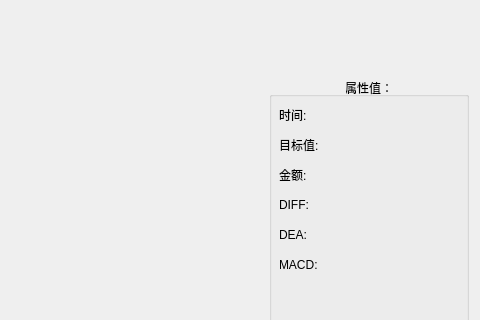
This is chartform.ui in lishengze/QT-study as Qt 5 draws it before an edit; both pictures show x 643 to 1123 and y 118 to 438 of the 1123 by 806 pixel window. The edited form follows.
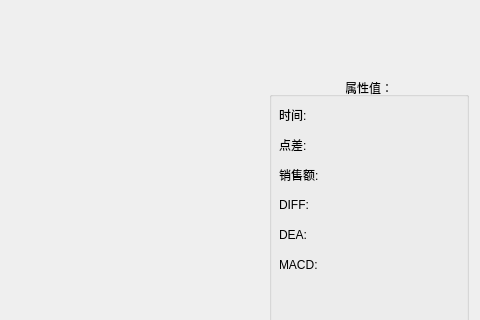
This is the edited form.

```diff
--- a/chartform.ui
+++ b/chartform.ui
@@ -97,7 +97,7 @@
        </size>
       </property>
       <property name="text">
-       <string>目标值:</string>
+       <string>点差:</string>
       </property>
      </widget>
      <widget class="QLabel" name="VotRunover_Label">
@@ -116,7 +116,7 @@
        </size>
       </property>
       <property name="text">
-       <string>金额:</string>
+       <string>销售额:</string>
       </property>
      </widget>
      <widget class="QLabel" name="DIFF_Label">
```
